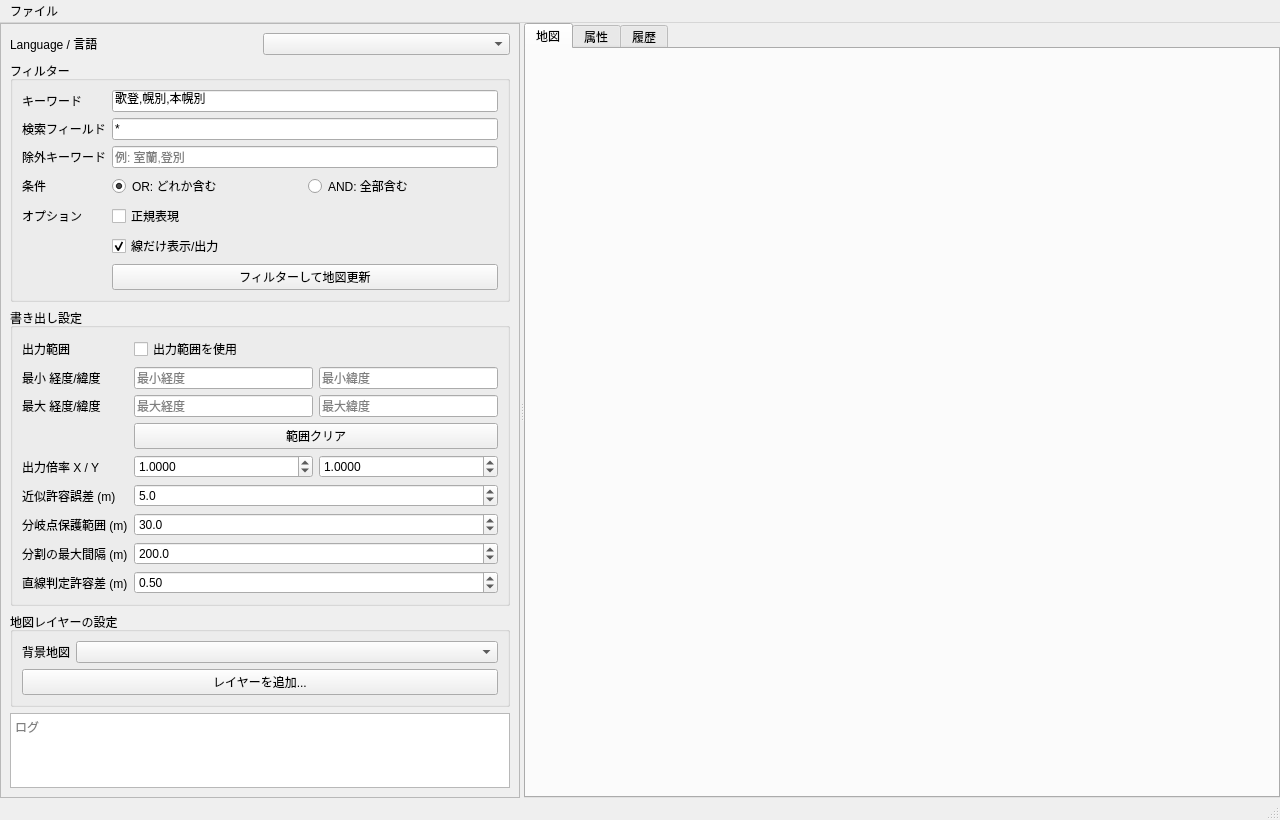
Old version of the form ui/main_window.ui in the repository Ikumyon/NRClipBuilder.
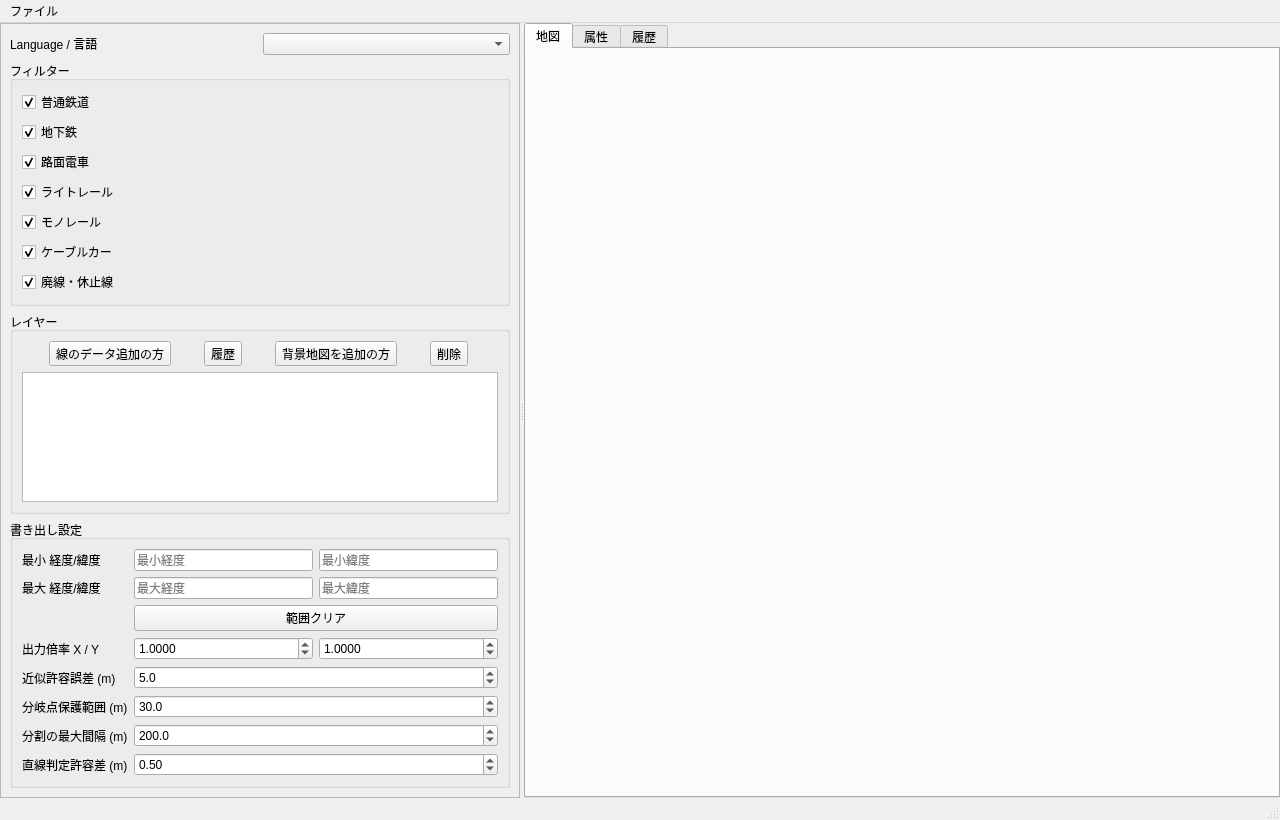
New version of the form. The open tabs and pages were chosen to show the change.

Commit message: レイヤー

Diff of the .ui file:
```diff
--- a/ui/main_window.ui
+++ b/ui/main_window.ui
@@ -50,6 +50,14 @@
         <bool>true</bool>
        </property>
        <widget class="QWidget" name="leftPanel">
+        <property name="geometry">
+         <rect>
+          <x>0</x>
+          <y>0</y>
+          <width>516</width>
+          <height>762</height>
+         </rect>
+        </property>
         <layout class="QVBoxLayout" name="leftLayout">
         <!-- Language Selector Group -->
         <item>
@@ -86,8 +94,26 @@
           <property name="title">
            <string>フィルター</string>
           </property>
+           <layout class="QGridLayout" name="gridLayout_2">
+            <item row="0" column="0">
+             <widget class="QStackedWidget" name="filter_stack">
+              <property name="currentIndex">
+               <number>0</number>
+              </property>
+              <widget class="QWidget" name="filter_input_page">
           <layout class="QFormLayout" name="formLayout">
-           <!-- Keyword Row -->
+                <property name="leftMargin">
+                 <number>0</number>
+                </property>
+                <property name="topMargin">
+                 <number>0</number>
+                </property>
+                <property name="rightMargin">
+                 <number>0</number>
+                </property>
+                <property name="bottomMargin">
+                 <number>0</number>
+                </property>
            <item row="0" column="0">
             <widget class="QLabel" name="label_keyword">
              <property name="text">
@@ -98,7 +124,7 @@
            <item row="0" column="1">
             <widget class="QLineEdit" name="keyword_edit">
              <property name="text">
-              <string>歌登,幌別,本幌別</string>
+                   <string/>
              </property>
             </widget>
            </item>
@@ -190,29 +216,177 @@
              </property>
             </widget>
            </item>
-           <!-- Line Only Row -->
-           <item row="5" column="1">
-            <widget class="QCheckBox" name="line_only_check">
+               </layout>
+              </widget>
+              <widget class="QWidget" name="osm_track_type_page">
+               <layout class="QVBoxLayout" name="osm_track_type_layout">
+                <property name="leftMargin">
+                 <number>0</number>
+                </property>
+                <property name="topMargin">
+                 <number>0</number>
+                </property>
+                <property name="rightMargin">
+                 <number>0</number>
+                </property>
+                <property name="bottomMargin">
+                 <number>0</number>
+                </property>
+                <item>
+                 <widget class="QCheckBox" name="railway_rail_check">
              <property name="text">
-              <string>線だけ表示/出力</string>
+                   <string>普通鉄道</string>
              </property>
              <property name="checked">
               <bool>true</bool>
              </property>
             </widget>
            </item>
-           <!-- Apply Button Row -->
-           <item row="6" column="1">
-            <widget class="QPushButton" name="apply_btn">
+                <item>
+                 <widget class="QCheckBox" name="railway_subway_check">
              <property name="text">
-              <string>フィルターして地図更新</string>
-             </property>
-            </widget>
-           </item>
-          </layout>
-         </widget>
-        </item>
-        <!-- Export Settings Group -->
+                   <string>地下鉄</string>
+                  </property>
+                  <property name="checked">
+                   <bool>true</bool>
+                  </property>
+                 </widget>
+                </item>
+                <item>
+                 <widget class="QCheckBox" name="railway_tram_check">
+                  <property name="text">
+                   <string>路面電車</string>
+                  </property>
+                  <property name="checked">
+                   <bool>true</bool>
+                  </property>
+                 </widget>
+                </item>
+                <item>
+                 <widget class="QCheckBox" name="railway_light_rail_check">
+                  <property name="text">
+                   <string>ライトレール</string>
+                  </property>
+                  <property name="checked">
+                   <bool>true</bool>
+                  </property>
+                 </widget>
+                </item>
+                <item>
+                 <widget class="QCheckBox" name="railway_monorail_check">
+                  <property name="text">
+                   <string>モノレール</string>
+                  </property>
+                  <property name="checked">
+                   <bool>true</bool>
+                  </property>
+                 </widget>
+                </item>
+                <item>
+                 <widget class="QCheckBox" name="railway_funicular_check">
+                  <property name="text">
+                   <string>ケーブルカー</string>
+                  </property>
+                  <property name="checked">
+                   <bool>true</bool>
+                  </property>
+                 </widget>
+                </item>
+                <item>
+                 <widget class="QCheckBox" name="railway_abandoned_check">
+                  <property name="text">
+                   <string>廃線・休止線</string>
+                  </property>
+                  <property name="checked">
+                   <bool>true</bool>
+                  </property>
+                 </widget>
+                </item>
+                <item>
+                 <spacer name="verticalSpacer_osm">
+                  <property name="orientation">
+                   <enum>Qt::Orientation::Vertical</enum>
+                  </property>
+                  <property name="sizeHint" stdset="0">
+                   <size>
+                    <width>20</width>
+                    <height>40</height>
+                   </size>
+                  </property>
+                 </spacer>
+                </item>
+               </layout>
+              </widget>
+             </widget>
+            </item>
+           </layout>
+          </widget>
+         </item>
+         <item>
+          <widget class="QGroupBox" name="layer_group">
+           <property name="title">
+            <string>レイヤー</string>
+           </property>
+           <layout class="QVBoxLayout" name="layer_layout">
+            <property name="leftMargin">
+             <number>9</number>
+            </property>
+            <property name="topMargin">
+             <number>9</number>
+            </property>
+            <property name="rightMargin">
+             <number>9</number>
+            </property>
+            <property name="bottomMargin">
+             <number>9</number>
+            </property>
+            <item>
+             <layout class="QHBoxLayout" name="layer_btn_layout">
+              <item>
+               <widget class="QToolButton" name="add_line_btn">
+                <property name="text">
+                 <string>線のデータ追加の方</string>
+                </property>
+               </widget>
+              </item>
+              <item>
+               <widget class="QToolButton" name="add_history_btn">
+                <property name="text">
+                 <string>履歴</string>
+                </property>
+               </widget>
+              </item>
+              <item>
+               <widget class="QToolButton" name="add_map_btn">
+                <property name="text">
+                 <string>背景地図を追加の方</string>
+                </property>
+               </widget>
+              </item>
+              <item>
+               <widget class="QToolButton" name="remove_layer_btn">
+                <property name="text">
+                 <string>削除</string>
+                </property>
+               </widget>
+              </item>
+             </layout>
+            </item>
+            <item>
+             <widget class="QTreeWidget" name="layer_tree">
+              <attribute name="headerVisible">
+               <bool>false</bool>
+              </attribute>
+              <column>
+               <property name="text">
+                <string notr="true">1</string>
+               </property>
+              </column>
+             </widget>
+            </item>
+           </layout>
+          </widget>
+         </item>
         <item>
          <widget class="QGroupBox" name="export_group">
           <property name="title">
@@ -221,28 +395,13 @@
           <layout class="QFormLayout" name="formLayout_export">
            <!-- BBox Toggle Row -->
            <item row="0" column="0">
-            <widget class="QLabel" name="label_bbox">
-             <property name="text">
-              <string>出力範囲</string>
-             </property>
-            </widget>
-           </item>
-           <item row="0" column="1">
-            <widget class="QCheckBox" name="use_bbox_check">
-             <property name="text">
-              <string>出力範囲を使用</string>
-             </property>
-            </widget>
-           </item>
-           <!-- BBox Coordinates (Min Lon/Lat) -->
-           <item row="1" column="0">
             <widget class="QLabel" name="label_bbox_min">
              <property name="text">
               <string>最小 経度/緯度</string>
              </property>
             </widget>
            </item>
-           <item row="1" column="1">
+            <item row="0" column="1">
             <widget class="QWidget" name="bbox_min_widget" native="true">
              <layout class="QHBoxLayout" name="bbox_min_layout">
               <property name="leftMargin"><number>0</number></property>
@@ -262,15 +421,14 @@
              </layout>
             </widget>
            </item>
-           <!-- BBox Coordinates (Max Lon/Lat) -->
-           <item row="2" column="0">
+            <item row="1" column="0">
             <widget class="QLabel" name="label_bbox_max">
              <property name="text">
               <string>最大 経度/緯度</string>
              </property>
             </widget>
            </item>
-           <item row="2" column="1">
+            <item row="1" column="1">
             <widget class="QWidget" name="bbox_max_widget" native="true">
              <layout class="QHBoxLayout" name="bbox_max_layout">
               <property name="leftMargin"><number>0</number></property>
@@ -290,23 +448,21 @@
              </layout>
             </widget>
            </item>
-           <!-- BBox Clear Button -->
-           <item row="3" column="1">
+            <item row="2" column="1">
             <widget class="QPushButton" name="clear_bbox_btn">
              <property name="text">
               <string>範囲クリア</string>
              </property>
             </widget>
            </item>
-           <!-- Scale adjustment Row -->
-           <item row="4" column="0">
+            <item row="3" column="0">
             <widget class="QLabel" name="label_scale">
              <property name="text">
               <string>出力倍率 X / Y</string>
              </property>
             </widget>
            </item>
-           <item row="4" column="1">
+            <item row="3" column="1">
             <widget class="QWidget" name="scale_widget" native="true">
              <layout class="QHBoxLayout" name="scale_layout">
               <property name="leftMargin"><number>0</number></property>
@@ -315,178 +471,155 @@
               <property name="bottomMargin"><number>0</number></property>
               <item>
                <widget class="QDoubleSpinBox" name="scale_x_spin">
-                <property name="decimals"><number>4</number></property>
-                <property name="minimum"><double>0.1000</double></property>
-                <property name="maximum"><double>2.0000</double></property>
-                <property name="singleStep"><double>0.0001</double></property>
-                <property name="value"><double>1.0000</double></property>
+                 <property name="decimals">
+                  <number>4</number>
+                 </property>
+                 <property name="minimum">
+                  <double>0.100000000000000</double>
+                 </property>
+                 <property name="maximum">
+                  <double>2.000000000000000</double>
+                 </property>
+                 <property name="singleStep">
+                  <double>0.000100000000000</double>
+                 </property>
+                 <property name="value">
+                  <double>1.000000000000000</double>
+                 </property>
                </widget>
               </item>
               <item>
                <widget class="QDoubleSpinBox" name="scale_y_spin">
-                <property name="decimals"><number>4</number></property>
-                <property name="minimum"><double>0.1000</double></property>
-                <property name="maximum"><double>2.0000</double></property>
-                <property name="singleStep"><double>0.0001</double></property>
-                <property name="value"><double>1.0000</double></property>
+                 <property name="decimals">
+                  <number>4</number>
+                 </property>
+                 <property name="minimum">
+                  <double>0.100000000000000</double>
+                 </property>
+                 <property name="maximum">
+                  <double>2.000000000000000</double>
+                 </property>
+                 <property name="singleStep">
+                  <double>0.000100000000000</double>
+                 </property>
+                 <property name="value">
+                  <double>1.000000000000000</double>
+                 </property>
                </widget>
               </item>
              </layout>
             </widget>
            </item>
-           <!-- Spline Tolerance Row -->
-           <item row="5" column="0">
+            <item row="4" column="0">
             <widget class="QLabel" name="label_spline_tolerance">
              <property name="text">
               <string>近似許容誤差 (m)</string>
              </property>
             </widget>
            </item>
-           <item row="5" column="1">
+            <item row="4" column="1">
             <widget class="QDoubleSpinBox" name="spline_tolerance_spin">
              <property name="decimals">
               <number>1</number>
              </property>
              <property name="minimum">
-              <double>0.1</double>
+               <double>0.100000000000000</double>
              </property>
              <property name="maximum">
-              <double>100.0</double>
+               <double>100.000000000000000</double>
              </property>
              <property name="singleStep">
               <double>0.5</double>
              </property>
              <property name="value">
-              <double>5.0</double>
+               <double>5.000000000000000</double>
              </property>
             </widget>
            </item>
-           <!-- Junction Spacing Row -->
-           <item row="6" column="0">
+            <item row="5" column="0">
             <widget class="QLabel" name="label_junction_spacing">
              <property name="text">
               <string>分岐点保護範囲 (m)</string>
              </property>
             </widget>
            </item>
-           <item row="6" column="1">
+            <item row="5" column="1">
             <widget class="QDoubleSpinBox" name="junction_spacing_spin">
              <property name="decimals">
               <number>1</number>
              </property>
              <property name="minimum">
-              <double>0.0</double>
+               <double>0.000000000000000</double>
              </property>
              <property name="maximum">
-              <double>500.0</double>
+               <double>500.000000000000000</double>
              </property>
              <property name="singleStep">
               <double>5.0</double>
              </property>
              <property name="value">
-              <double>30.0</double>
+               <double>30.000000000000000</double>
              </property>
             </widget>
            </item>
-           <!-- Max Spacing Row -->
-           <item row="7" column="0">
+            <item row="6" column="0">
             <widget class="QLabel" name="label_max_spacing">
              <property name="text">
               <string>分割の最大間隔 (m)</string>
              </property>
             </widget>
            </item>
-           <item row="7" column="1">
+            <item row="6" column="1">
             <widget class="QDoubleSpinBox" name="max_spacing_spin">
              <property name="decimals">
               <number>1</number>
              </property>
              <property name="minimum">
-              <double>10.0</double>
+               <double>10.000000000000000</double>
              </property>
              <property name="maximum">
-              <double>2000.0</double>
+               <double>2000.000000000000000</double>
              </property>
              <property name="singleStep">
               <double>10.0</double>
              </property>
              <property name="value">
-              <double>200.0</double>
+               <double>200.000000000000000</double>
              </property>
             </widget>
            </item>
-           <!-- Straight Tolerance Row -->
-           <item row="8" column="0">
+            <item row="7" column="0">
             <widget class="QLabel" name="label_straight_tolerance">
              <property name="text">
               <string>直線判定許容差 (m)</string>
              </property>
             </widget>
            </item>
-           <item row="8" column="1">
+            <item row="7" column="1">
             <widget class="QDoubleSpinBox" name="straight_tolerance_spin">
              <property name="decimals">
               <number>2</number>
              </property>
              <property name="minimum">
-              <double>0.01</double>
+               <double>0.010000000000000</double>
              </property>
              <property name="maximum">
-              <double>20.0</double>
+               <double>20.000000000000000</double>
              </property>
              <property name="singleStep">
               <double>0.05</double>
              </property>
              <property name="value">
-              <double>0.5</double>
+               <double>0.500000000000000</double>
              </property>
             </widget>
            </item>
           </layout>
          </widget>
         </item>
-        <!-- Map Layers Group -->
-        <item>
-         <widget class="QGroupBox" name="map_group">
-          <property name="title">
-           <string>地図レイヤーの設定</string>
-          </property>
-          <layout class="QFormLayout" name="map_form_layout">
-           <item row="0" column="0">
-            <widget class="QLabel" name="label_base_map">
-             <property name="text">
-              <string>背景地図</string>
-             </property>
-            </widget>
-           </item>
-           <item row="0" column="1">
-            <widget class="QComboBox" name="base_map_combo"/>
-           </item>
-           <item row="1" column="0" colspan="2">
-            <widget class="QPushButton" name="add_layer_btn">
-             <property name="text">
-              <string>レイヤーを追加...</string>
-             </property>
-            </widget>
-           </item>
-          </layout>
-         </widget>
-        </item>
-        <!-- Log -->
-        <item>
-         <widget class="QPlainTextEdit" name="log">
-          <property name="readOnly">
-           <bool>true</bool>
-          </property>
-          <property name="placeholderText">
-           <string>ログ</string>
-          </property>
-         </widget>
-        </item>
-       </layout>
-      </widget>
-     </widget>
-      <!-- Right Panel (Tabs) -->
+        </layout>
+       </widget>
+      </widget>
       <widget class="QTabWidget" name="tabs">
        <property name="currentIndex">
         <number>0</number>
```
Left out of the diff: 91 changed lines with no effect on the pictures. Lines whose indentation alone changed are shown as unchanged. The commit also changes 8 other files.
